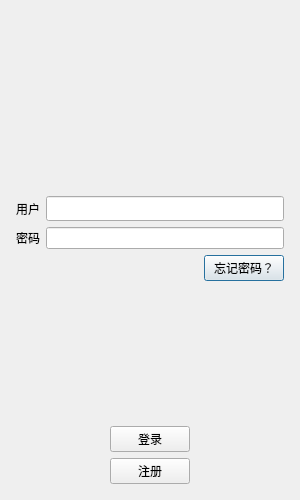
qianvk/vkcloud-client, file logindialog.ui: the form before one commit.
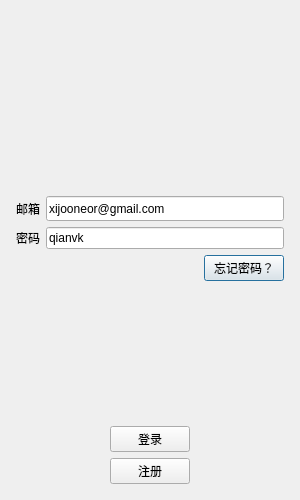
The form after the commit.

```diff
--- a/logindialog.ui
+++ b/logindialog.ui
@@ -104,7 +104,7 @@
           </size>
          </property>
          <property name="text">
-          <string>用户</string>
+          <string>邮箱</string>
          </property>
         </widget>
        </item>
@@ -116,6 +116,9 @@
            <height>25</height>
           </size>
          </property>
+         <property name="text">
+          <string>xijooneor@gmail.com</string>
+         </property>
         </widget>
        </item>
       </layout>
@@ -130,7 +133,11 @@
         </widget>
        </item>
        <item>
-        <widget class="QLineEdit" name="password_edit"/>
+        <widget class="QLineEdit" name="password_edit">
+         <property name="text">
+          <string>qianvk</string>
+         </property>
+        </widget>
        </item>
       </layout>
      </item>
```
Left out of the diff: 4 changed lines with no effect on the pictures.
